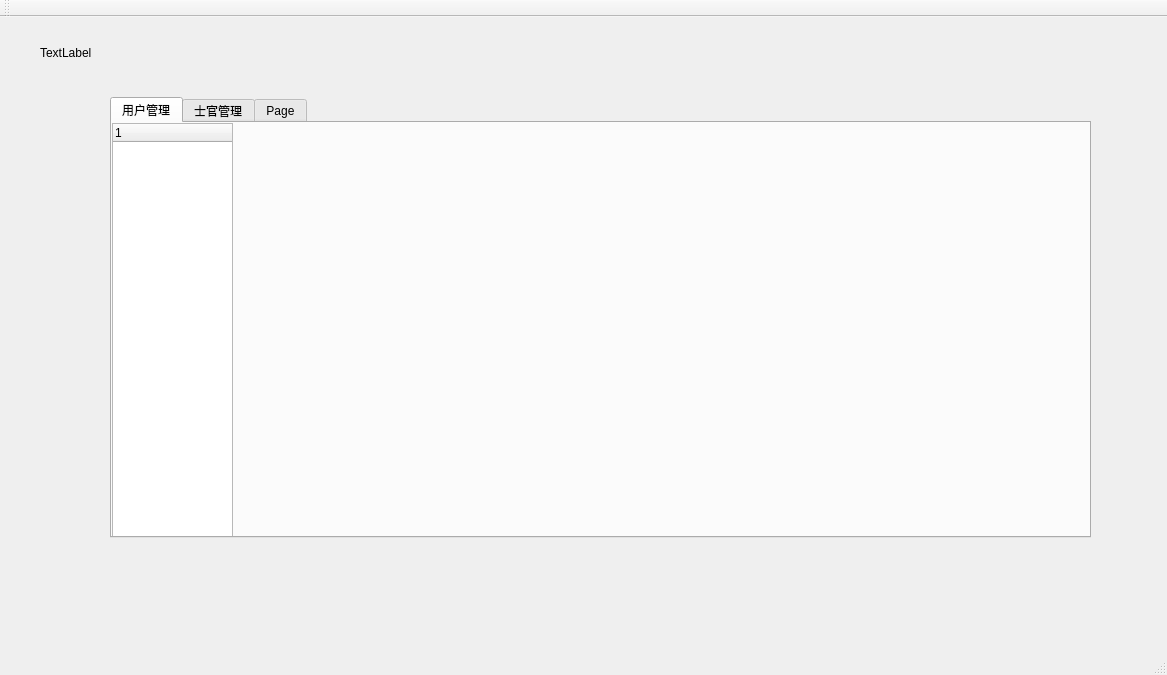
Above: mainwindow.ui from yt2014/InfoManage before the change. Below: the same form after it.
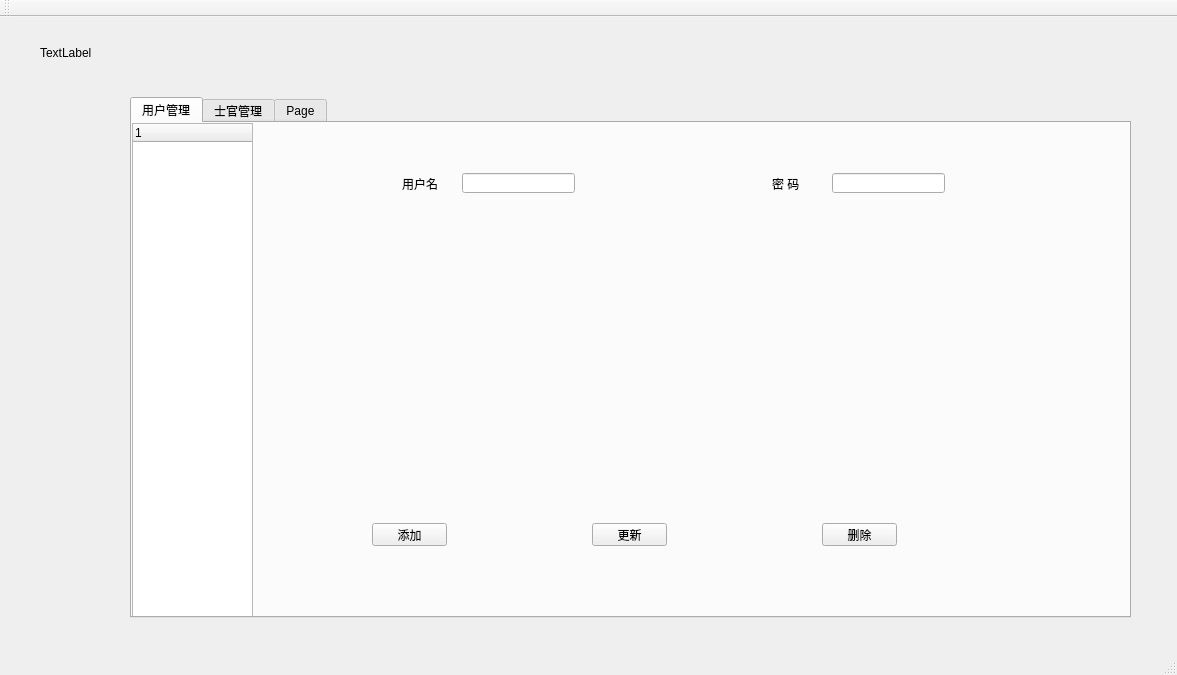
That is the form after the change.

Patch:
```diff
--- a/mainwindow.ui
+++ b/mainwindow.ui
@@ -6,7 +6,7 @@
    <rect>
     <x>0</x>
     <y>0</y>
-    <width>1167</width>
+    <width>1177</width>
     <height>675</height>
    </rect>
   </property>
@@ -17,10 +17,10 @@
    <widget class="QTabWidget" name="tabWidget">
     <property name="geometry">
      <rect>
-      <x>110</x>
+      <x>130</x>
       <y>80</y>
-      <width>981</width>
-      <height>441</height>
+      <width>1001</width>
+      <height>521</height>
      </rect>
     </property>
     <property name="currentIndex">
@@ -36,7 +36,7 @@
         <x>0</x>
         <y>0</y>
         <width>121</width>
-        <height>421</height>
+        <height>501</height>
        </rect>
       </property>
       <column>
@@ -45,6 +45,91 @@
        </property>
       </column>
      </widget>
+     <widget class="QLineEdit" name="lineEdit_Name">
+      <property name="geometry">
+       <rect>
+        <x>330</x>
+        <y>50</y>
+        <width>113</width>
+        <height>20</height>
+       </rect>
+      </property>
+     </widget>
+     <widget class="QLineEdit" name="lineEdit_Password">
+      <property name="geometry">
+       <rect>
+        <x>700</x>
+        <y>50</y>
+        <width>113</width>
+        <height>20</height>
+       </rect>
+      </property>
+     </widget>
+     <widget class="QLabel" name="label">
+      <property name="geometry">
+       <rect>
+        <x>270</x>
+        <y>50</y>
+        <width>41</width>
+        <height>21</height>
+       </rect>
+      </property>
+      <property name="text">
+       <string>用户名</string>
+      </property>
+     </widget>
+     <widget class="QLabel" name="label_2">
+      <property name="geometry">
+       <rect>
+        <x>640</x>
+        <y>50</y>
+        <width>31</width>
+        <height>21</height>
+       </rect>
+      </property>
+      <property name="text">
+       <string>密 码</string>
+      </property>
+     </widget>
+     <widget class="QPushButton" name="pushButton_AddUser">
+      <property name="geometry">
+       <rect>
+        <x>240</x>
+        <y>400</y>
+        <width>75</width>
+        <height>23</height>
+       </rect>
+      </property>
+      <property name="text">
+       <string>添加</string>
+      </property>
+     </widget>
+     <widget class="QPushButton" name="pushButton_Update">
+      <property name="geometry">
+       <rect>
+        <x>460</x>
+        <y>400</y>
+        <width>75</width>
+        <height>23</height>
+       </rect>
+      </property>
+      <property name="text">
+       <string>更新</string>
+      </property>
+     </widget>
+     <widget class="QPushButton" name="pushButton_Delete">
+      <property name="geometry">
+       <rect>
+        <x>690</x>
+        <y>400</y>
+        <width>75</width>
+        <height>23</height>
+       </rect>
+      </property>
+      <property name="text">
+       <string>删除</string>
+      </property>
+     </widget>
     </widget>
     <widget class="QWidget" name="tab_2">
      <attribute name="title">
```
Left out of the diff: 4 changed lines with no effect on the pictures.
